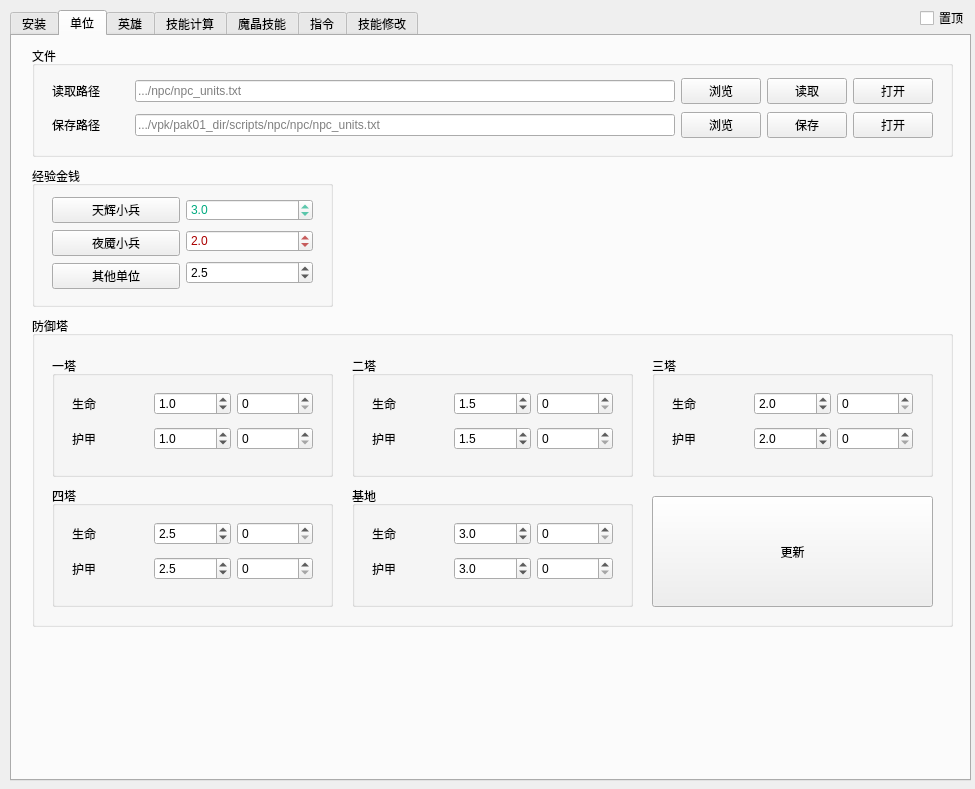
Above: untitled.ui from JeremyChim/Dota-Tool before the change. Below: the same form after it.
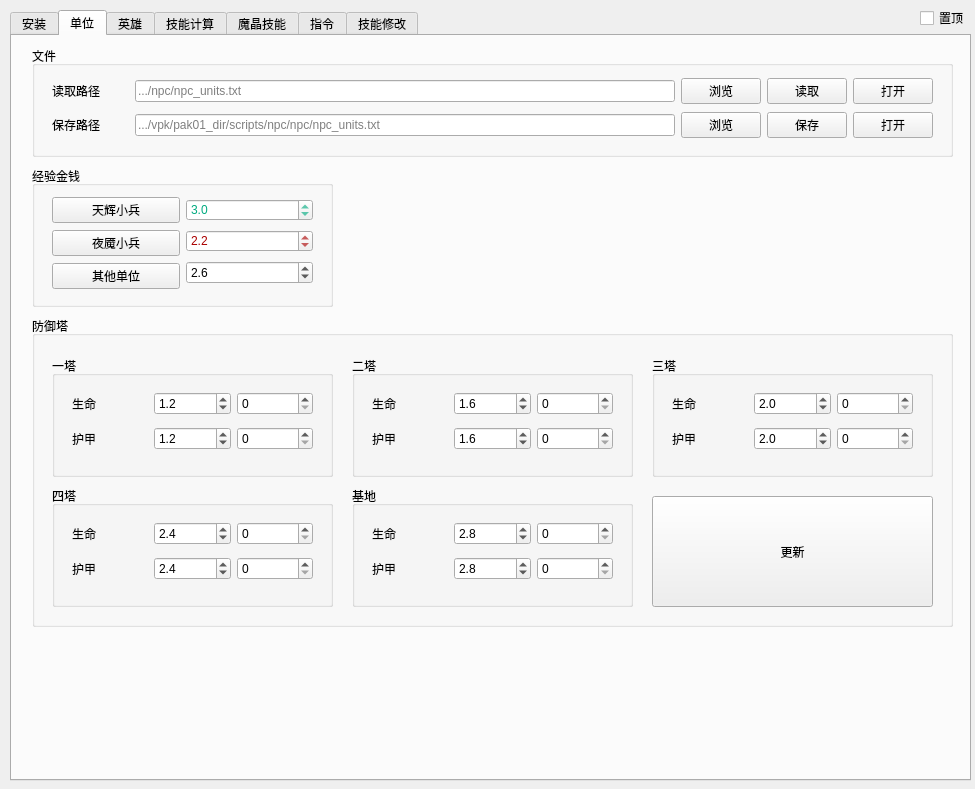
That is the form after the change. The open tabs and pages were chosen to show the change.

What changed in the file:
```diff
--- a/untitled.ui
+++ b/untitled.ui
@@ -436,7 +436,7 @@
             <double>0.100000000000000</double>
            </property>
            <property name="value">
-            <double>2.000000000000000</double>
+            <double>2.200000000000000</double>
            </property>
           </widget>
          </item>
@@ -455,7 +455,7 @@
             <double>0.100000000000000</double>
            </property>
            <property name="value">
-            <double>2.500000000000000</double>
+            <double>2.600000000000000</double>
            </property>
           </widget>
          </item>
@@ -619,7 +619,7 @@
              <double>0.100000000000000</double>
             </property>
             <property name="value">
-             <double>2.500000000000000</double>
+             <double>2.400000000000000</double>
             </property>
            </widget>
           </item>
@@ -656,7 +656,7 @@
              <double>0.100000000000000</double>
             </property>
             <property name="value">
-             <double>2.500000000000000</double>
+             <double>2.400000000000000</double>
             </property>
            </widget>
           </item>
@@ -718,7 +718,7 @@
              <double>0.100000000000000</double>
             </property>
             <property name="value">
-             <double>1.500000000000000</double>
+             <double>1.600000000000000</double>
             </property>
            </widget>
           </item>
@@ -755,7 +755,7 @@
              <double>0.100000000000000</double>
             </property>
             <property name="value">
-             <double>1.500000000000000</double>
+             <double>1.600000000000000</double>
             </property>
            </widget>
           </item>
@@ -817,7 +817,7 @@
              <double>0.100000000000000</double>
             </property>
             <property name="value">
-             <double>1.000000000000000</double>
+             <double>1.200000000000000</double>
             </property>
            </widget>
           </item>
@@ -854,7 +854,7 @@
              <double>0.100000000000000</double>
             </property>
             <property name="value">
-             <double>1.000000000000000</double>
+             <double>1.200000000000000</double>
             </property>
            </widget>
           </item>
@@ -1028,7 +1028,7 @@
              <double>0.100000000000000</double>
             </property>
             <property name="value">
-             <double>3.000000000000000</double>
+             <double>2.800000000000000</double>
             </property>
            </widget>
           </item>
@@ -1065,7 +1065,7 @@
              <double>0.100000000000000</double>
             </property>
             <property name="value">
-             <double>3.000000000000000</double>
+             <double>2.800000000000000</double>
             </property>
            </widget>
           </item>
```
